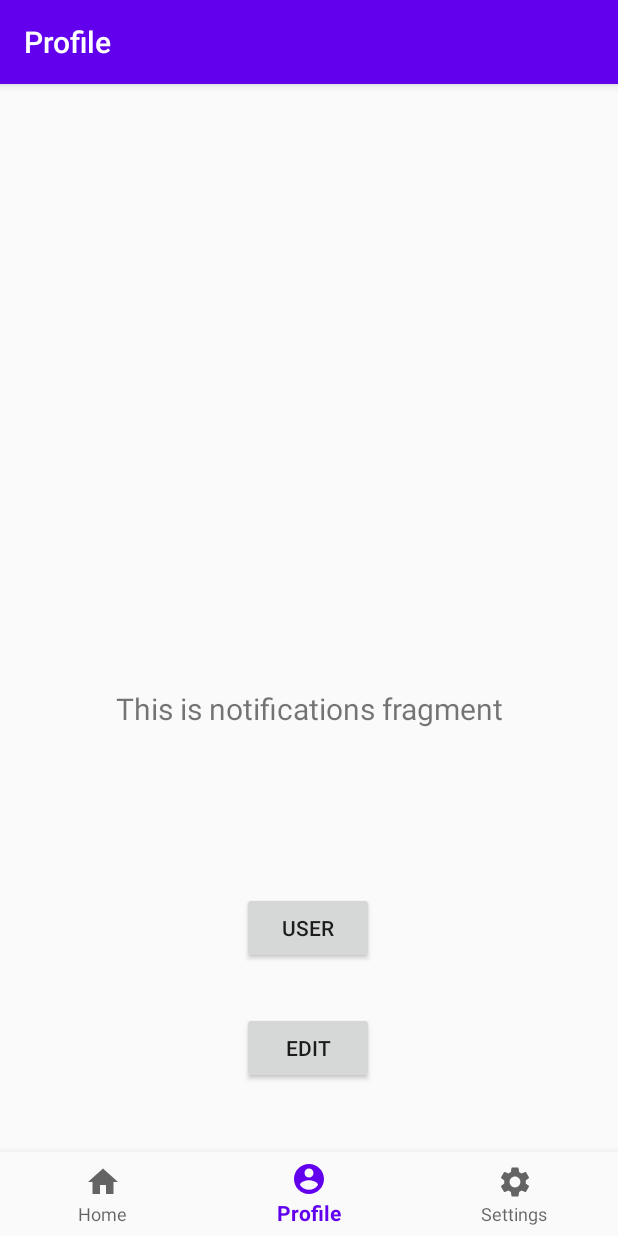
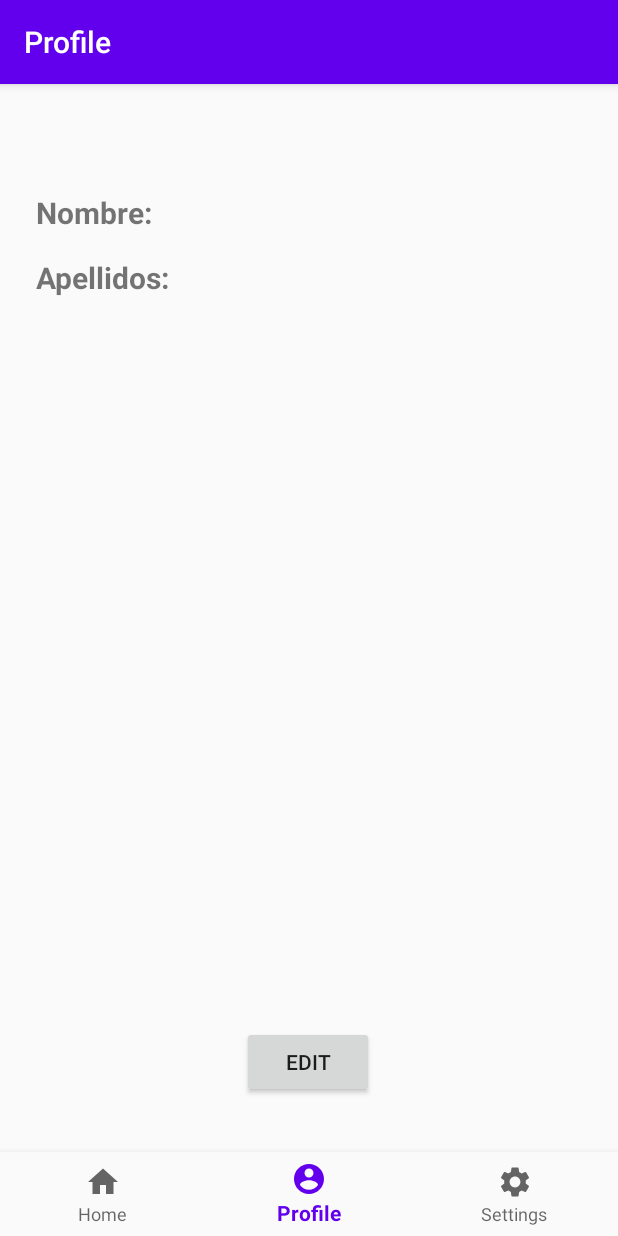
Before and after one commit to evasga98/MyHeartFitness, an Android app: the ProfileFragment screen opened through its navigation route, on a phone screen of 412 x 824 dp. Run offline under Robolectric (Android 15) with nearby library versions, the phone set to English and light mode, and no system bars; our stand-ins replace navigation-ui.

Commit message:
show user data in profile view

```diff
--- a/app/src/main/java/com/myhearfitness/app/MainActivity.java
+++ b/app/src/main/java/com/myhearfitness/app/MainActivity.java
@@ -35,7 +35,6 @@ public class MainActivity extends AppCompatActivity {
                 this, R.id.nav_host_fragment);
         NavigationUI.setupActionBarWithNavController(this, navController, appBarConfiguration);
         NavigationUI.setupWithNavController(navView, navController);
-
     }
 
     public void showNotification(String title, String message, Intent intent, int reqCode) {
@@ -64,18 +63,21 @@ public class MainActivity extends AppCompatActivity {
 
     }
 
-    public void setUserData(String name, String surname){
+    public void setUserData(String name, String lastname){
         SharedPreferences sharedPreferences = getSharedPreferences("userData", MODE_PRIVATE);
         SharedPreferences.Editor editor = sharedPreferences.edit();
         editor.putString("name", name);
-        editor.putString("surname", surname);
+        editor.putString("lastname", lastname);
         editor.commit();
     }
 
-    public String getUserData(){
+    public String[] getUserData(){
         SharedPreferences sharedPreferences = getSharedPreferences("userData", MODE_PRIVATE);
-        String name = sharedPreferences.getString("name", "hola");
-        return name;
+        String name = sharedPreferences.getString("name", " ");
+        String lastname = sharedPreferences.getString("lastname", " ");
+
+        String [] data = {name, lastname};
+        return data;
 }
 
 }
--- a/app/src/main/java/com/myhearfitness/app/ui/home/HomeFragment.java
+++ b/app/src/main/java/com/myhearfitness/app/ui/home/HomeFragment.java
@@ -40,7 +40,7 @@ public class HomeFragment extends Fragment {
         });
 
         //Show username
-        textView.append(((MainActivity)getActivity()).getUserData()); //poor and weak
+        //textView.append(((MainActivity)getActivity()).getUserData()); //poor and weak
 
         final FloatingActionButton fab = root.findViewById(R.id.fab);
         fab.setOnClickListener(new View.OnClickListener() {
--- a/app/src/main/java/com/myhearfitness/app/ui/profile/ProfileFragment.java
+++ b/app/src/main/java/com/myhearfitness/app/ui/profile/ProfileFragment.java
@@ -8,10 +8,8 @@ import android.widget.Button;
 import android.widget.TextView;
 
 import androidx.annotation.NonNull;
-import androidx.annotation.Nullable;
 import androidx.fragment.app.Fragment;
 import androidx.fragment.app.FragmentTransaction;
-import androidx.lifecycle.Observer;
 import androidx.lifecycle.ViewModelProviders;
 
 import com.myhearfitness.app.MainActivity;
@@ -27,13 +25,27 @@ public class ProfileFragment extends Fragment {
         profileViewModel =
                 ViewModelProviders.of(this).get(ProfileViewModel.class);
         View root = inflater.inflate(R.layout.fragment_profile, container, false);
-        final TextView textView = root.findViewById(R.id.text_notifications);
-        profileViewModel.getText().observe(getViewLifecycleOwner(), new Observer<String>() {
-            @Override
-            public void onChanged(@Nullable String s) {
-                textView.setText(s);
-            }
-        });
+
+        String[] data = ((MainActivity)getActivity()).getUserData();
+        final TextView text_name = root.findViewById(R.id.text_name);
+        text_name.setText(data[0]);
+//        profileViewModel.getText().observe(getViewLifecycleOwner(), new Observer<String>() {
+//            @Override
+//            public void onChanged(@Nullable String s) {
+//                textView.setText(s);
+//                String name = ((MainActivity)getActivity()).getUserData();
+//                textView.append(name);
+//            }
+//        });
+
+        final TextView text_lastname = root.findViewById(R.id.text_lastname);
+        text_lastname.setText(data[1]);
+//        profileViewModel.getText2().observe(getViewLifecycleOwner(), new Observer<String>() {
+//            @Override
+//            public void onChanged(@Nullable String s) {
+//                textView2.setText(s);
+//            }
+//        });
 
         Button button =  root.findViewById(R.id.edit_button);
         button.setOnClickListener(new View.OnClickListener() {
@@ -48,8 +60,7 @@ public class ProfileFragment extends Fragment {
             }
         });
 
-        String name = ((MainActivity)getActivity()).getUserData();
-        textView.append(name);
+
 
         return root;
     }
--- a/app/src/main/java/com/myhearfitness/app/ui/profile/ProfileViewModel.java
+++ b/app/src/main/java/com/myhearfitness/app/ui/profile/ProfileViewModel.java
@@ -7,13 +7,19 @@ import androidx.lifecycle.ViewModel;
 public class ProfileViewModel extends ViewModel {
 
     private MutableLiveData<String> mText;
+    private MutableLiveData<String> mText2;
 
     public ProfileViewModel() {
         mText = new MutableLiveData<>();
         mText.setValue("This is notifications fragment");
+        mText2 = new MutableLiveData<>();
+        mText2.setValue("idk");
     }
 
     public LiveData<String> getText() {
         return mText;
     }
+    public LiveData<String> getText2() {
+        return mText2;
+    }
 }
--- a/app/src/main/res/layout/fragment_profile.xml
+++ b/app/src/main/res/layout/fragment_profile.xml
@@ -7,39 +7,64 @@
     tools:context=".ui.profile.ProfileFragment">
 
     <TextView
-        android:id="@+id/text_notifications"
-        android:layout_width="match_parent"
-        android:layout_height="wrap_content"
-        android:layout_marginStart="8dp"
-        android:layout_marginTop="8dp"
-        android:layout_marginEnd="8dp"
-        android:textAlignment="center"
+        android:id="@+id/label_name"
+        android:layout_width="92dp"
+        android:layout_height="27dp"
+        android:layout_marginStart="24dp"
+        android:layout_marginLeft="24dp"
+        android:layout_marginTop="16dp"
+        android:gravity="left"
+        android:text="Nombre: "
         android:textSize="20sp"
-        app:layout_constraintBottom_toBottomOf="parent"
+        android:textStyle="bold"
+        app:layout_constraintStart_toStartOf="parent"
+        app:layout_constraintTop_toTopOf="parent" />
+
+    <TextView
+        android:id="@+id/text_name"
+        android:layout_width="272dp"
+        android:layout_height="27dp"
+        android:layout_marginTop="16dp"
+        android:gravity="left"
+        android:textSize="20sp"
         app:layout_constraintEnd_toEndOf="parent"
+        app:layout_constraintHorizontal_bias="0.304"
+        app:layout_constraintStart_toEndOf="@+id/label_name"
+        app:layout_constraintTop_toTopOf="parent" />
+
+    <TextView
+        android:id="@+id/label_lastname"
+        android:layout_width="92dp"
+        android:layout_height="27dp"
+        android:layout_marginStart="24dp"
+        android:layout_marginLeft="24dp"
+        android:layout_marginTop="16dp"
+        android:gravity="left"
+        android:text="Apellidos: "
+        android:textSize="20sp"
+        android:textStyle="bold"
         app:layout_constraintStart_toStartOf="parent"
-        app:layout_constraintTop_toTopOf="parent"
-        android:gravity="center_horizontal" />
+        app:layout_constraintTop_toBottomOf="@+id/label_name" />
+
+    <TextView
+        android:id="@+id/text_lastname"
+        android:layout_width="272dp"
+        android:layout_height="27dp"
+        android:layout_marginTop="16dp"
+        android:gravity="left"
+        android:textSize="20sp"
+        app:layout_constraintEnd_toEndOf="parent"
+        app:layout_constraintHorizontal_bias="0.304"
+        app:layout_constraintStart_toEndOf="@+id/label_lastname"
+        app:layout_constraintTop_toBottomOf="@+id/text_name" />
 
     <Button
         android:id="@+id/edit_button"
         android:layout_width="wrap_content"
         android:layout_height="wrap_content"
+        android:layout_marginBottom="92dp"
         android:text="Edit"
         app:layout_constraintBottom_toBottomOf="parent"
-        app:layout_constraintEnd_toEndOf="parent"
-        app:layout_constraintHorizontal_bias="0.498"
-        app:layout_constraintStart_toStartOf="parent"
-        app:layout_constraintTop_toTopOf="parent"
-        app:layout_constraintVertical_bias="0.847" />
-
-    <Button
-        android:id="@+id/user_button"
-        android:layout_width="wrap_content"
-        android:layout_height="wrap_content"
-        android:layout_marginBottom="32dp"
-        android:text="User"
-        app:layout_constraintBottom_toTopOf="@+id/edit_button"
         app:layout_constraintEnd_toEndOf="parent"
         app:layout_constraintHorizontal_bias="0.498"
         app:layout_constraintStart_toStartOf="parent" />
```
